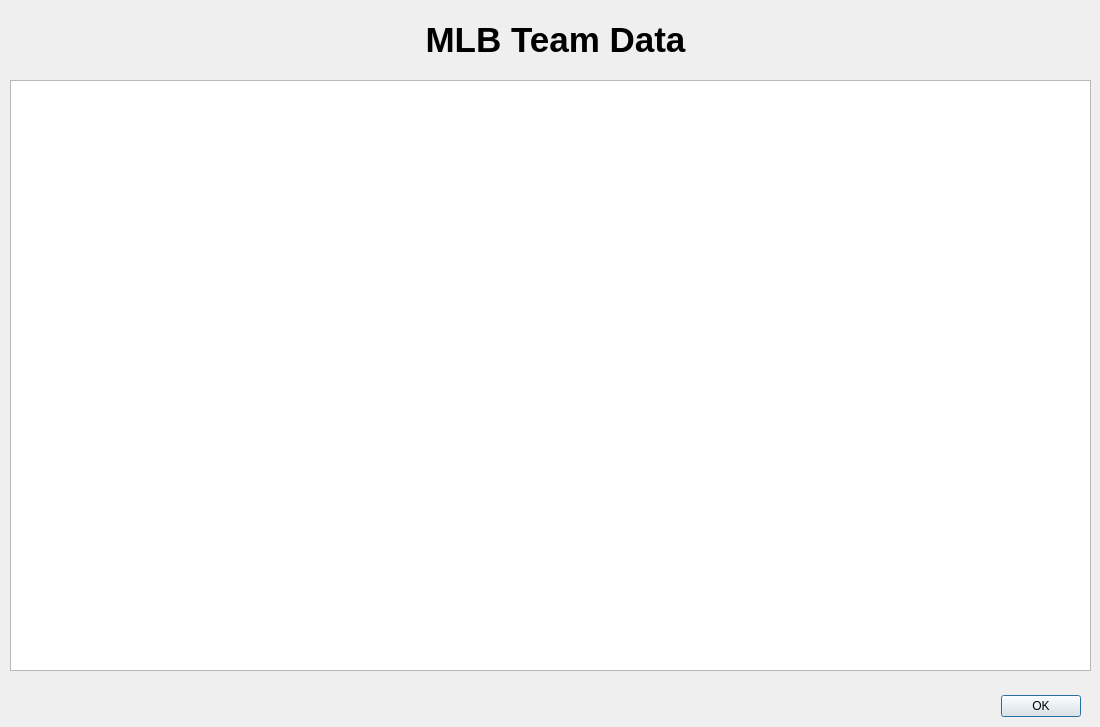
Old version of the form BaseballTour/databaseviewform.ui in the repository ethanl21/BaseballTour.
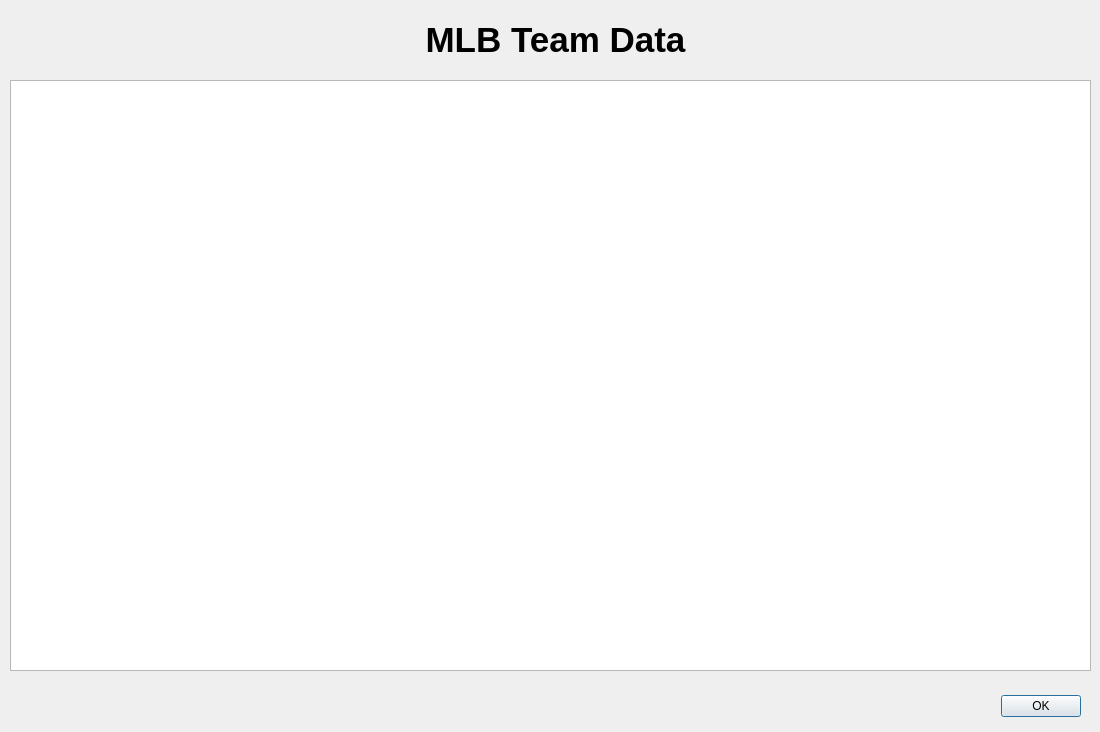
New version of the form.

The edit to the form file:
```diff
--- a/BaseballTour/databaseviewform.ui
+++ b/BaseballTour/databaseviewform.ui
@@ -2,14 +2,6 @@
 <ui version="4.0">
  <class>databaseviewform</class>
  <widget class="QDialog" name="databaseviewform">
-  <property name="geometry">
-   <rect>
-    <x>0</x>
-    <y>0</y>
-    <width>1100</width>
-    <height>727</height>
-   </rect>
-  </property>
   <property name="sizePolicy">
    <sizepolicy hsizetype="Preferred" vsizetype="Preferred">
     <horstretch>0</horstretch>
```
